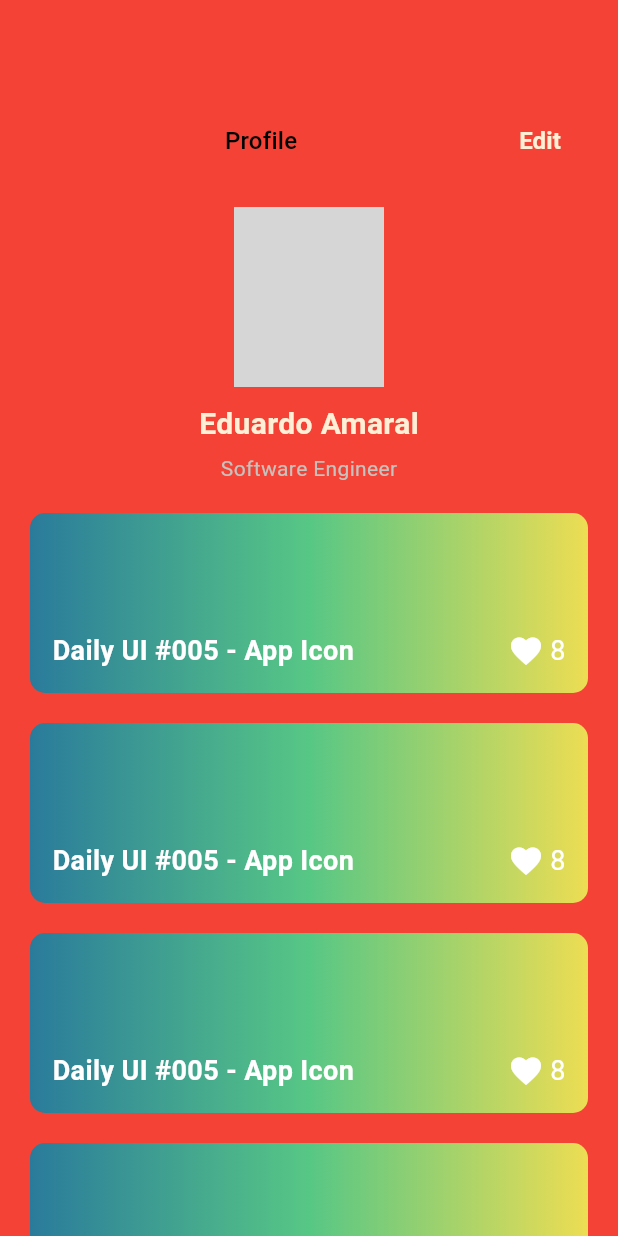
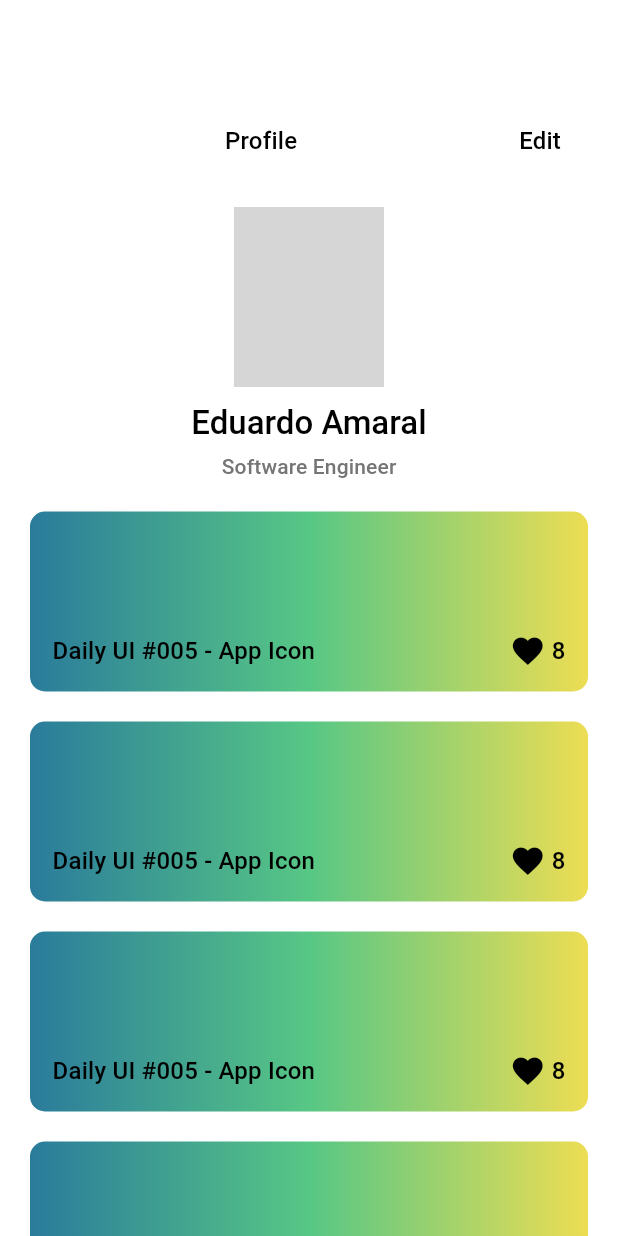
Before and after one commit to foysal012/cardinal_quotes, a Flutter app: the MoreScreen screen opened directly, on a phone screen of 412 x 824 dp. Run offline on Flutter 3.47's test engine with Material 3 defaults, Android fonts, the phone set to English and light mode, and no system bars; our stand-ins replace gap, image_picker; network calls fail; grey boxes are pictures that could not be loaded.

Commit message:
working on Top & More Page Themeing

```diff
--- a/lib/theme/app_theme.dart
+++ b/lib/theme/app_theme.dart
@@ -5,13 +5,18 @@ import 'app_text_theme.dart';
 class AppTheme {
 
   static ThemeData lightTheme = ThemeData(
+    useMaterial3: true,
     brightness: Brightness.light,
     textTheme: AppTextTheme.lightTextTheme,
     primaryTextTheme: AppTextTheme.lightTextTheme,
-    // You can add other theme properties here
-    colorScheme: ColorScheme.light(
-      primary: Colors.blue,
-      secondary: Colors.blueAccent,
+
+      // Color Scheme
+      colorScheme: const ColorScheme.light(
+        primary: AppColors.primary,
+        secondary: AppColors.secondary,
+        surface: AppColors.surfaceLight,
+        background: AppColors.backgroundLight,
+        error: AppColors.error,
       ),
 
       // App Bar Theme
@@ -49,16 +54,105 @@ class AppTheme {
         ),
         contentPadding: const EdgeInsets.all(16),
       ),
+
+    // Icon Theme
+    iconTheme: IconThemeData(
+      color: Colors.black
+    ),
+
+    // Bottom Navigation Bar Theme
+      bottomNavigationBarTheme: BottomNavigationBarThemeData(
+        backgroundColor: Color(0xffFEF0D6),
+        // backgroundColor: Color(0xff201f1f),
+        selectedItemColor: Color(0xff52180D),
+        selectedLabelStyle: TextStyle(
+            fontSize: 16,
+            fontWeight: FontWeight.bold,
+            color: Color(0xff52180D)
+        ),
+        unselectedItemColor: Color(0xff52180D).withAlpha(600),
+        unselectedLabelStyle: TextStyle(
+          fontSize: 14,
+          fontWeight: FontWeight.w500,
+          color: Color(0xff52180D).withAlpha(600),
+        ),
+        showUnselectedLabels: true,
+      )
   );
 
   static ThemeData darkTheme = ThemeData(
+    useMaterial3: true,
     brightness: Brightness.dark,
     textTheme: AppTextTheme.darkTextTheme,
     primaryTextTheme: AppTextTheme.darkTextTheme,
-    // You can add other theme properties here
-    colorScheme: ColorScheme.dark(
-      primary: Colors.blue,
-      secondary: Colors.blueAccent,
+
+    // Color Scheme
+    colorScheme: const ColorScheme.dark(
+      primary: AppColors.primaryLight,
+      secondary: AppColors.secondaryLight,
+      surface: AppColors.surfaceDark,
+      background: AppColors.backgroundDark,
+      error: AppColors.error,
     ),
+
+    // App Bar Theme
+    appBarTheme: AppBarTheme(
+      backgroundColor: AppColors.surfaceDark,
+      foregroundColor: AppColors.textDark,
+      elevation: 0,
+      centerTitle: true,
+    ),
+
+    // Button Theme
+    elevatedButtonTheme: ElevatedButtonThemeData(
+      style: ElevatedButton.styleFrom(
+        backgroundColor: AppColors.primary,
+        foregroundColor: AppColors.white,
+        padding: const EdgeInsets.symmetric(horizontal: 24, vertical: 16),
+        shape: RoundedRectangleBorder(borderRadius: BorderRadius.circular(12)),
+      ),
+    ),
+
+    // Card Theme
+    cardTheme: CardThemeData(
+      color: AppColors.surfaceDark,
+      elevation: 2,
+      shape: RoundedRectangleBorder(borderRadius: BorderRadius.circular(16)),
+    ),
+
+    // Input Decoration Theme
+    inputDecorationTheme: InputDecorationTheme(
+      filled: true,
+      fillColor: AppColors.darkGrey.withOpacity(0.3),
+      border: OutlineInputBorder(
+        borderRadius: BorderRadius.circular(12),
+        borderSide: BorderSide.none,
+      ),
+      contentPadding: const EdgeInsets.all(16),
+    ),
+
+    // Icon Theme
+    iconTheme: IconThemeData(
+        color: Colors.white,
+    ),
+
+    // Bottom Navigation Bar Theme
+    bottomNavigationBarTheme: BottomNavigationBarThemeData(
+      backgroundColor: Color(0xffFEF0D6),
+      // backgroundColor: Color(0xff201f1f),
+      selectedItemColor: Color(0xff52180D),
+      selectedLabelStyle: TextStyle(
+          fontSize: 16,
+          fontWeight: FontWeight.bold,
+          color: Color(0xff52180D)
+      ),
+      unselectedItemColor: Color(0xff52180D).withAlpha(600),
+      unselectedLabelStyle: TextStyle(
+        fontSize: 14,
+        fontWeight: FontWeight.w500,
+        color: Color(0xff52180D).withAlpha(600),
+      ),
+      showUnselectedLabels: true,
+    )
   );
 }
--- a/lib/view/screen/bottom_nav_bar/more_screen.dart
+++ b/lib/view/screen/bottom_nav_bar/more_screen.dart
@@ -1,3 +1,4 @@
+import 'package:cardinal_quotes/core/app_color.dart';
 import 'package:cardinal_quotes/theme/app_typography.dart';
 import 'package:flutter/material.dart';
 import '../../../core/app_style.dart';
@@ -16,7 +17,8 @@ class _MoreScreenState extends State<MoreScreen> {
   @override
   Widget build(BuildContext context) {
     return Scaffold(
-      backgroundColor: Colors.red,
+      // backgroundColor: Colors.red,
+      ///
       // body: Container(
       //   padding: EdgeInsets.symmetric(horizontal: 20.0),
       //   child: SingleChildScrollView(
@@ -266,10 +268,11 @@ class _MoreScreenState extends State<MoreScreen> {
                         },
                         child: Text(
                           'Edit',
-                          style: TextStyle(
-                              fontSize: 16,
-                              fontWeight: FontWeight.bold,
-                              color: Color(0xffFEF0D6)),
+                          // style: TextStyle(
+                          //     fontSize: 16,
+                          //     fontWeight: FontWeight.bold,
+                          //     color: Color(0xffFEF0D6)),
+                          style: AppTypography.titleMedium(context),
                         ),
                       )
                     ],
@@ -292,13 +295,17 @@ class _MoreScreenState extends State<MoreScreen> {
 
                   AppStyle.gap(10),
                   Text('Eduardo Amaral',
-                      style: TextStyle(
-                          fontSize: 20,
-                          fontWeight: FontWeight.bold,
-                          color: Color(0xffFEF0D6))),
+                      // style: TextStyle(
+                      //     fontSize: 20,
+                      //     fontWeight: FontWeight.bold,
+                      //     color: Color(0xffFEF0D6))
+                    style: AppTypography.titleLarge(context),
+                  ),
                   AppStyle.gap(5),
                   Text('Software Engineer',
-                      style: TextStyle(color: Color(0xffc6c2bd))),
+                      // style: TextStyle(color: Color(0xffc6c2bd))
+                      style: AppTypography.titleSmall(context).copyWith(color: AppColors.textGrey),
+                  ),
 
                   AppStyle.gap(20),
                 ],
@@ -335,19 +342,22 @@ class _MoreScreenState extends State<MoreScreen> {
                             children: [
                               Text(
                                 'Daily UI #005 - App Icon',
-                                style: TextStyle(
-                                    fontSize: 18,
-                                    fontWeight: FontWeight.bold,
-                                    color: Colors.white),
+                                // style: TextStyle(
+                                //     fontSize: 18,
+                                //     fontWeight: FontWeight.bold,
+                                //     color: Colors.white),
+                                style: AppTypography.titleMedium(context),
                               ),
                               Row(
                                 children: [
-                                  Icon(Icons.favorite, color: Colors.white),
+                                  Icon(Icons.favorite,),
                                   SizedBox(width: 4),
                                   Text('8',
-                                      style: TextStyle(
-                                          fontSize: 18,
-                                          color: Colors.white)),
+                                      // style: TextStyle(
+                                      //     fontSize: 18,
+                                      //     color: Colors.white),
+                                    style: AppTypography.titleMedium(context),
+                                  )
                                 ],
                               )
                             ],
```
Also changed, not shown: lib/view/screen/bottom_nav_bar/bottom_nav_bar_screen.dart (+15 -15 lines), lib/view/screen/bottom_nav_bar/top_screen.dart (+68 -50 lines). Lines whose indentation alone changed are shown as unchanged.
